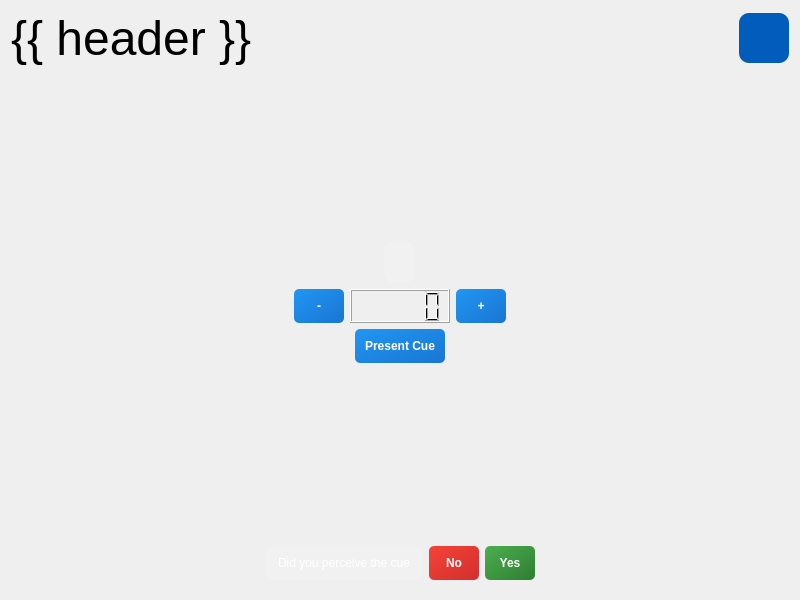
Before: the Qt Designer form slumber/gui/widgets/tasks/audio_cue_calibration/widget.ui in alitsaberi/slumber, drawn with Qt 5.
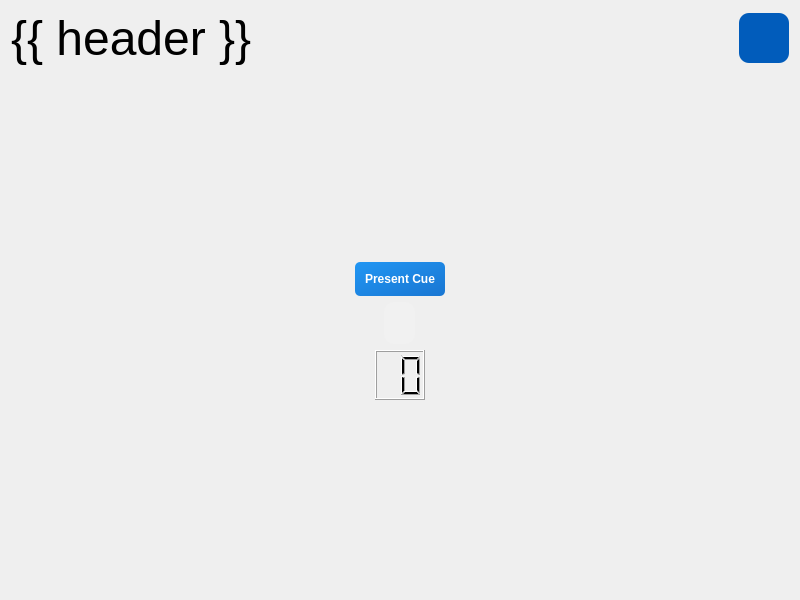
After: the same form once the commit is applied. Icons and pictures are not drawn.

The edit to the form file:
```diff
--- a/slumber/gui/widgets/tasks/audio_cue_calibration/widget.ui
+++ b/slumber/gui/widgets/tasks/audio_cue_calibration/widget.ui
@@ -112,7 +112,7 @@
     </layout>
    </item>
    <item>
-    <layout class="QVBoxLayout" name="body" stretch="0,0,0,0,0,0">
+    <layout class="QVBoxLayout" name="body" stretch="0,0,0,0,0">
      <property name="sizeConstraint">
       <enum>QLayout::SizeConstraint::SetMaximumSize</enum>
      </property>
@@ -129,6 +129,26 @@
        </property>
       </spacer>
      </item>
+     <item alignment="Qt::AlignmentFlag::AlignHCenter|Qt::AlignmentFlag::AlignVCenter">
+      <widget class="QPushButton" name="cue_button">
+       <property name="sizePolicy">
+        <sizepolicy hsizetype="Maximum" vsizetype="Maximum">
+         <horstretch>0</horstretch>
+         <verstretch>0</verstretch>
+        </sizepolicy>
+       </property>
+       <property name="styleSheet">
+        <string notr="true">background: qlineargradient(x1:0, y1:0, x2:1, y2:1, stop:0 #2196F3, stop:1 #1976D2);
+color: white;
+font-weight: bold;
+padding: 10px;
+border-radius: 5px;</string>
+       </property>
+       <property name="text">
+        <string>Present Cue</string>
+       </property>
+      </widget>
+     </item>
      <item alignment="Qt::AlignmentFlag::AlignHCenter">
       <widget class="QLabel" name="status_label">
        <property name="sizePolicy">
@@ -154,124 +174,28 @@
        </property>
       </widget>
      </item>
-     <item>
-      <layout class="QHBoxLayout" name="intensity_layout">
-       <item>
-        <spacer name="horizontalSpacer">
-         <property name="orientation">
-          <enum>Qt::Orientation::Horizontal</enum>
-         </property>
-         <property name="sizeHint" stdset="0">
-          <size>
-           <width>40</width>
-           <height>20</height>
-          </size>
-         </property>
-        </spacer>
-       </item>
-       <item>
-        <widget class="QPushButton" name="decrease_intensity_button">
-         <property name="sizePolicy">
-          <sizepolicy hsizetype="Fixed" vsizetype="Minimum">
-           <horstretch>0</horstretch>
-           <verstretch>0</verstretch>
-          </sizepolicy>
-         </property>
-         <property name="minimumSize">
-          <size>
-           <width>50</width>
-           <height>0</height>
-          </size>
-         </property>
-         <property name="layoutDirection">
-          <enum>Qt::LayoutDirection::RightToLeft</enum>
-         </property>
-         <property name="styleSheet">
-          <string notr="true">background: qlineargradient(x1:0, y1:0, x2:1, y2:1, stop:0 #2196F3, stop:1 #1976D2);
-color: white;
-font-weight: bold;
-padding: 10px;
-border-radius: 5px;</string>
-         </property>
-         <property name="text">
-          <string>-</string>
-         </property>
-        </widget>
-       </item>
-       <item>
-        <widget class="QLCDNumber" name="intensity_display">
-         <property name="sizePolicy">
-          <sizepolicy hsizetype="Maximum" vsizetype="Minimum">
-           <horstretch>0</horstretch>
-           <verstretch>0</verstretch>
-          </sizepolicy>
-         </property>
-         <property name="minimumSize">
-          <size>
-           <width>100</width>
-           <height>0</height>
-          </size>
-         </property>
-        </widget>
-       </item>
-       <item>
-        <widget class="QPushButton" name="increase_intensity_button">
-         <property name="sizePolicy">
-          <sizepolicy hsizetype="Fixed" vsizetype="Minimum">
-           <horstretch>0</horstretch>
-           <verstretch>0</verstretch>
-          </sizepolicy>
-         </property>
-         <property name="minimumSize">
-          <size>
-           <width>50</width>
-           <height>0</height>
-          </size>
-         </property>
-         <property name="styleSheet">
-          <string notr="true">background: qlineargradient(x1:0, y1:0, x2:1, y2:1, stop:0 #2196F3, stop:1 #1976D2);
-color: white;
-font-weight: bold;
-padding: 10px;
-border-radius: 5px;</string>
-         </property>
-         <property name="text">
-          <string>+</string>
-         </property>
-        </widget>
-       </item>
-       <item>
-        <spacer name="horizontalSpacer_2">
-         <property name="orientation">
-          <enum>Qt::Orientation::Horizontal</enum>
-         </property>
-         <property name="sizeHint" stdset="0">
-          <size>
-           <width>40</width>
-           <height>20</height>
-          </size>
-         </property>
-        </spacer>
-       </item>
-      </layout>
-     </item>
-     <item alignment="Qt::AlignmentFlag::AlignHCenter">
-      <widget class="QPushButton" name="cue_button">
+     <item alignment="Qt::AlignmentFlag::AlignHCenter|Qt::AlignmentFlag::AlignVCenter">
+      <widget class="QLCDNumber" name="timer_display">
        <property name="sizePolicy">
-        <sizepolicy hsizetype="Maximum" vsizetype="Maximum">
+        <sizepolicy hsizetype="Fixed" vsizetype="Fixed">
          <horstretch>0</horstretch>
          <verstretch>0</verstretch>
         </sizepolicy>
        </property>
-       <property name="styleSheet">
-        <string notr="true">background: qlineargradient(x1:0, y1:0, x2:1, y2:1, stop:0 #2196F3, stop:1 #1976D2);
-color: white;
-font-weight: bold;
-padding: 10px;
-border-radius: 5px;</string>
+       <property name="minimumSize">
+        <size>
+         <width>50</width>
+         <height>50</height>
+        </size>
        </property>
-       <property name="text">
-        <string>Present Cue</string>
+       <property name="baseSize">
+        <size>
+         <width>50</width>
+         <height>50</height>
+        </size>
+       </property>
+       <property name="digitCount">
+        <number>2</number>
        </property>
       </widget>
      </item>
@@ -288,112 +212,6 @@
        </property>
       </spacer>
      </item>
-     <item>
-      <widget class="QWidget" name="perception_widget" native="true">
-       <property name="enabled">
-        <bool>true</bool>
-       </property>
-       <layout class="QHBoxLayout" name="perception_layout">
-        <item>
-         <spacer name="horizontalSpacer_4">
-          <property name="orientation">
-           <enum>Qt::Orientation::Horizontal</enum>
-          </property>
-          <property name="sizeHint" stdset="0">
-           <size>
-            <width>40</width>
-            <height>20</height>
-           </size>
-          </property>
-         </spacer>
-        </item>
-        <item>
-         <widget class="QLabel" name="perception_label">
-          <property name="sizePolicy">
-           <sizepolicy hsizetype="Preferred" vsizetype="Preferred">
-            <horstretch>0</horstretch>
-            <verstretch>0</verstretch>
-           </sizepolicy>
-          </property>
-          <property name="styleSheet">
-           <string notr="true">background-color: rgba(255, 255, 255, 0.1);
-            color: white;
-            padding: 10px;
-            border-radius: 10px;</string>
-          </property>
-          <property name="text">
-           <string>Did you perceive the cue</string>
-          </property>
-         </widget>
-        </item>
-        <item>
-         <widget class="QPushButton" name="no_button">
-          <property name="sizePolicy">
-           <sizepolicy hsizetype="Fixed" vsizetype="Fixed">
-            <horstretch>0</horstretch>
-            <verstretch>0</verstretch>
-           </sizepolicy>
-          </property>
-          <property name="minimumSize">
-           <size>
-            <width>50</width>
-            <height>0</height>
-           </size>
-          </property>
-          <property name="styleSheet">
-           <string notr="true">background: qlineargradient(x1:0, y1:0, x2:1, y2:1, stop:0 #F44336, stop:1 #D32F2F);
-color: white;
-font-weight: bold;
-padding: 10px;
-border-radius: 5px;</string>
-          </property>
-          <property name="text">
-           <string>No</string>
-          </property>
-         </widget>
-        </item>
-        <item>
-         <widget class="QPushButton" name="yes_button">
-          <property name="sizePolicy">
-           <sizepolicy hsizetype="Minimum" vsizetype="Fixed">
-            <horstretch>0</horstretch>
-            <verstretch>0</verstretch>
-           </sizepolicy>
-          </property>
-          <property name="minimumSize">
-           <size>
-            <width>50</width>
-            <height>0</height>
-           </size>
-          </property>
-          <property name="styleSheet">
-           <string notr="true">background: qlineargradient(x1:0, y1:0, x2:1, y2:1, stop:0 #4CAF50, stop:1 #2E7D32);
-                color: white;
-                font-weight: bold;
-                padding: 10px;
-                border-radius: 5px;</string>
-          </property>
-          <property name="text">
-           <string>Yes</string>
-          </property>
-         </widget>
-        </item>
-        <item>
-         <spacer name="horizontalSpacer_3">
-          <property name="orientation">
-           <enum>Qt::Orientation::Horizontal</enum>
-          </property>
-          <property name="sizeHint" stdset="0">
-           <size>
-            <width>40</width>
-            <height>20</height>
-           </size>
-          </property>
-         </spacer>
-        </item>
-       </layout>
-      </widget>
-     </item>
     </layout>
    </item>
   </layout>
```
